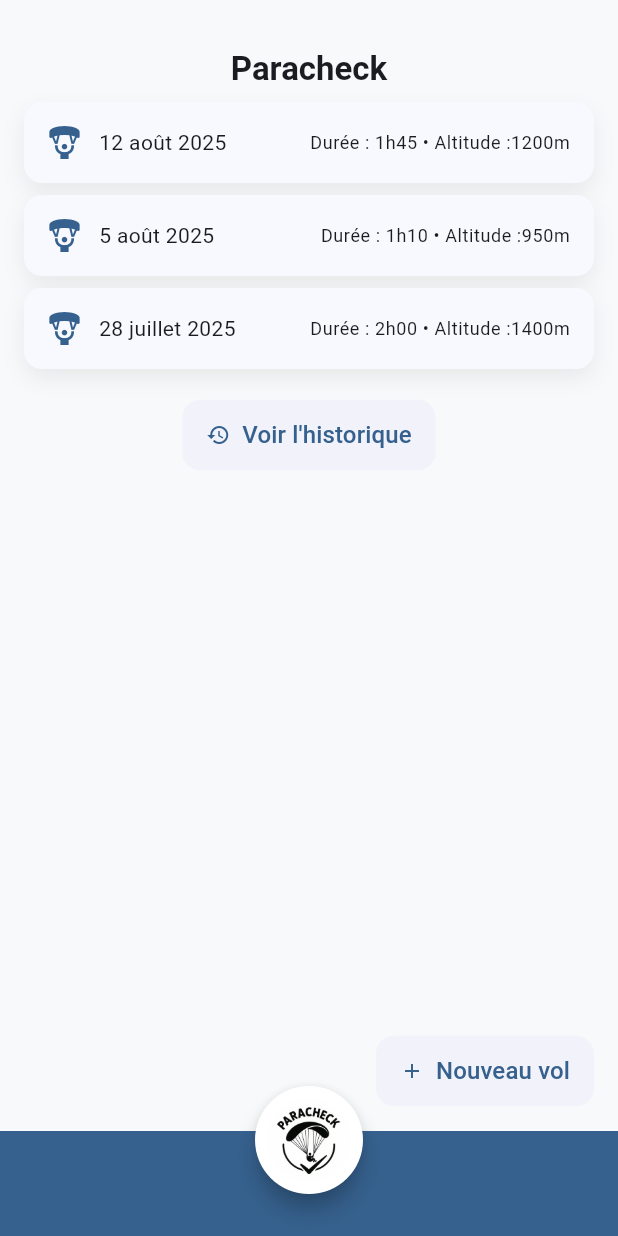
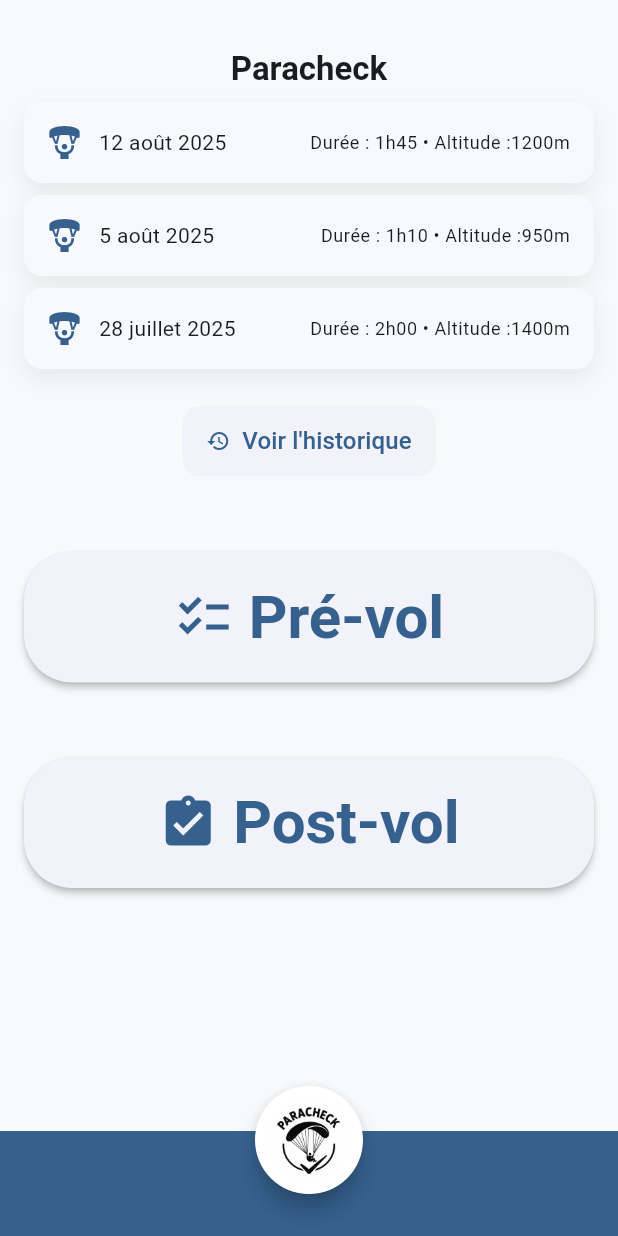
Before and after one commit to Diego-PB/ParaCheck, a Flutter app: the screen it shows after launch, on a phone screen of 412 x 824 dp. Run offline on Flutter 3.47's test engine with Material 3 defaults, Android fonts, the phone set to English and light mode, and no system bars.

Commit message:
nouvelle interface home page

```diff
--- a/app/paracheck/lib/pages/home_page.dart
+++ b/app/paracheck/lib/pages/home_page.dart
@@ -1,4 +1,5 @@
 import 'package:flutter/material.dart';
+import 'package:paracheck/widgets/home_button.dart';
 import 'package:paracheck/widgets/primary_button.dart';
 import '../models/flights.dart';
 import '../widgets/stat_tile.dart';
@@ -9,13 +10,7 @@ class HomePage extends StatelessWidget {
   @override
   Widget build(BuildContext context) {
     return Scaffold(
-      floatingActionButton: PrimaryButton(
-        label: 'Nouveau vol',
-        icon: Icons.add,
-        onPressed: () {
-          // Action à définir plus tard
-        },
-      ),
+      // Suppression du floatingActionButton
       body: Column(
         children: [
           Padding(
@@ -28,10 +23,9 @@ class HomePage extends StatelessWidget {
             child: Center(
               child: Text(
                 'Paracheck',
-                style: Theme.of(context)
-                    .textTheme
-                    .titleLarge
-                    ?.copyWith(fontWeight: FontWeight.bold),
+                style: Theme.of(
+                  context,
+                ).textTheme.titleLarge?.copyWith(fontWeight: FontWeight.bold),
               ),
             ),
           ),
@@ -39,15 +33,18 @@ class HomePage extends StatelessWidget {
             child: ListView(
               padding: const EdgeInsets.symmetric(horizontal: 16),
               children: [
-                ...sampleFlights.map((flight) => Padding(
-                  padding: const EdgeInsets.only(bottom: 8.0),
-                  child: StatTile(
-                    label: flight.date,
-                    value: 'Durée : ${flight.duration} • Altitude :${flight.altitude}m',
-                    icon: Icons.paragliding,
+                ...sampleFlights.map(
+                  (flight) => Padding(
+                    padding: const EdgeInsets.only(bottom: 8.0),
+                    child: StatTile(
+                      label: flight.date,
+                      value:
+                          'Durée : ${flight.duration} • Altitude :${flight.altitude}m',
+                      icon: Icons.paragliding,
+                    ),
                   ),
-                )),
-                const SizedBox(height: 12),
+                ),
+                const SizedBox(height: 16),
                 Center(
                   child: PrimaryButton(
                     label: "Voir l'historique",
@@ -58,7 +55,24 @@ class HomePage extends StatelessWidget {
                     size: 16,
                   ),
                 ),
-                const SizedBox(height: 8),
+                const SizedBox(height: 50),
+                // Deux gros boutons : Pré-vol et Post-vol
+                HomeButton(
+                  label: "Pré-vol",
+                  icon: Icons.checklist,
+                  onPressed: () {
+                    // Action à définir plus tard
+                  },
+                ),
+                const SizedBox(height: 50),
+                HomeButton(
+                  label: "Post-vol",
+                  icon: Icons.assignment_turned_in,
+                  onPressed: () {
+                    // Action à définir plus tard
+                  },
+                ),
+                const SizedBox(height: 16),
               ],
             ),
           ),
--- /dev/null
+++ b/app/paracheck/lib/widgets/home_button.dart
@@ -0,0 +1,42 @@
+import 'package:flutter/material.dart';
+
+class HomeButton extends StatelessWidget {
+  final String label;
+  final VoidCallback? onPressed;
+  final IconData? icon;
+  final double? size;
+
+  const HomeButton({
+    super.key,
+    required this.label,
+    required this.onPressed,
+    this.icon,
+    this.size,
+  });
+
+  @override
+  Widget build(BuildContext context) {
+    final double effectiveSize = size ?? 40;
+    final child = Row(mainAxisSize: MainAxisSize.min, children: [
+      if (icon != null) Icon(icon, size: effectiveSize),
+      if (icon != null) const SizedBox(width: 10),
+      Text(
+        label,
+        style: TextStyle(fontSize: effectiveSize, fontWeight: FontWeight.bold),
+      ),
+    ]);
+
+    return ElevatedButton(
+      onPressed: onPressed,
+      style: ElevatedButton.styleFrom(
+        padding: const EdgeInsets.symmetric(horizontal: 36, vertical: 20),
+        shape: RoundedRectangleBorder(
+          borderRadius: BorderRadius.circular(32), // Plus arrondi
+        ),
+        textStyle: TextStyle(fontSize: effectiveSize),
+        elevation: 2,
+      ),
+      child: child,
+    );
+  }
+}
```
